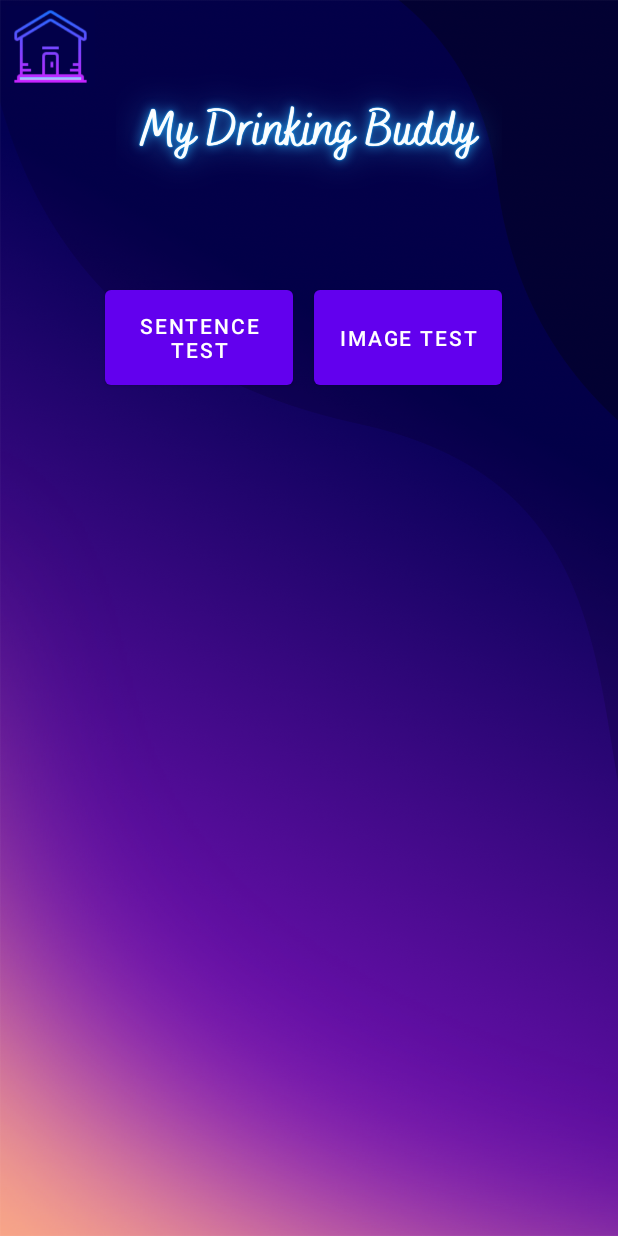
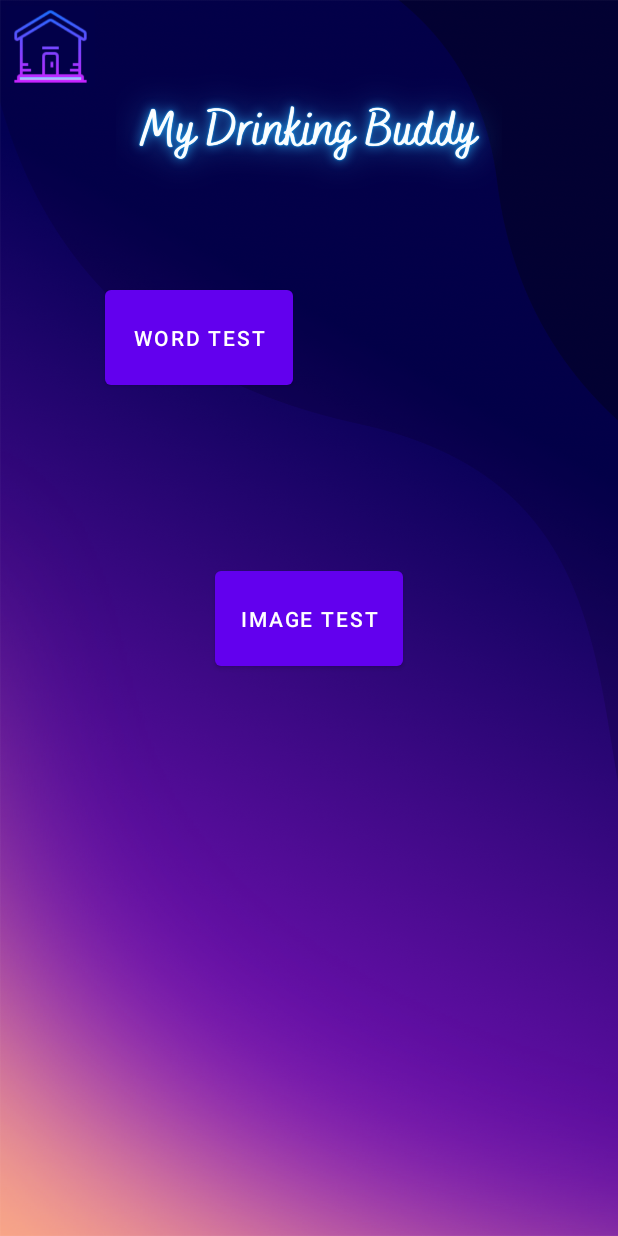
Before and after one commit to Java-Project-2022/Drinking-App, an Android app: the SobrietyTestMenu screen opened directly, with no data from a screen before it, on a phone screen of 412 x 824 dp. Run offline under Robolectric (Android 15) with nearby library versions, the phone set to English and light mode, and no system bars.

Commit message:
centered incorrect/correct text on sobreity test

```diff
--- a/app/src/main/java/com/example/draft3/CalcData.java
+++ b/app/src/main/java/com/example/draft3/CalcData.java
@@ -13,7 +13,7 @@ public class CalcData {
     static double genderConstant = 0.0;
 
     public static void addDrink(int weight,char gender,double drinkOz,double drinkAlc) {
-        double toAdd = 0.0;
+        double toAdd;
         if(gender == 'F') {
             genderConstant = 0.55;
         }
@@ -30,5 +30,5 @@ public class CalcData {
         for(int i=0; i<30; i++) {
             myArray[i] += toAdd;
         }
-    };
+    }
 }
--- a/app/src/main/res/layout/select_sobriety_test.xml
+++ b/app/src/main/res/layout/select_sobriety_test.xml
@@ -22,7 +22,7 @@
         android:id="@+id/sentence_checker"
         android:layout_width="125dp"
         android:layout_height="75dp"
-        android:text="@string/sentence_test"
+        android:text="@string/word_test"
         app:layout_constraintBottom_toBottomOf="parent"
         app:layout_constraintEnd_toEndOf="parent"
         app:layout_constraintHorizontal_bias="0.244"
@@ -37,10 +37,8 @@
         android:text="@string/image_test"
         app:layout_constraintBottom_toBottomOf="parent"
         app:layout_constraintEnd_toEndOf="parent"
-        app:layout_constraintHorizontal_bias="0.73"
         app:layout_constraintStart_toStartOf="parent"
-        app:layout_constraintTop_toTopOf="parent"
-        app:layout_constraintVertical_bias="0.25" />
+        app:layout_constraintTop_toTopOf="parent" />
 
     <ImageButton
         android:id="@+id/imageButton26"
--- a/app/src/main/res/layout/spelling_test.xml
+++ b/app/src/main/res/layout/spelling_test.xml
@@ -94,6 +94,7 @@
         android:layout_marginEnd="176dp"
         android:layout_marginBottom="238dp"
         android:text=""
+        android:gravity="center"
         android:textSize="50sp"
         app:layout_constraintBottom_toBottomOf="parent"
         app:layout_constraintEnd_toEndOf="parent"
--- a/app/src/main/res/values/strings.xml
+++ b/app/src/main/res/values/strings.xml
@@ -61,5 +61,6 @@
     <string name="cocktail">Cocktail</string>
     <string name="champagne">Champagne</string>
     <string name="beer">Beer</string>
+    <string name="word_test">word test</string>
 
 </resources>
```
Also changed, not shown: app/src/main/java/com/example/draft3/CalcService.java (+3 -4 lines), 1 other file.
